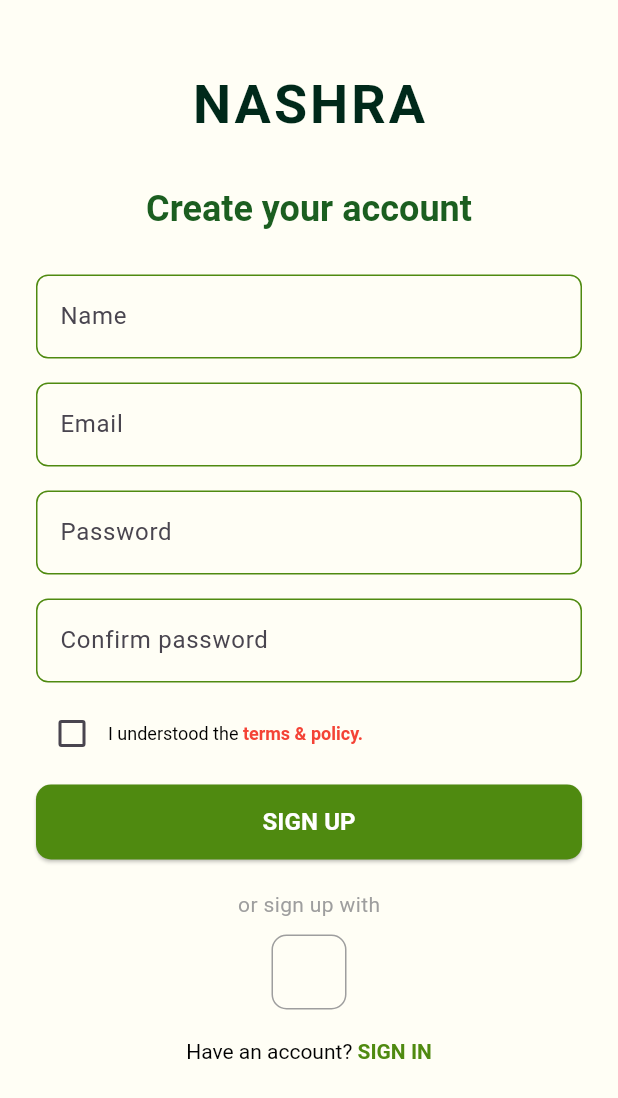
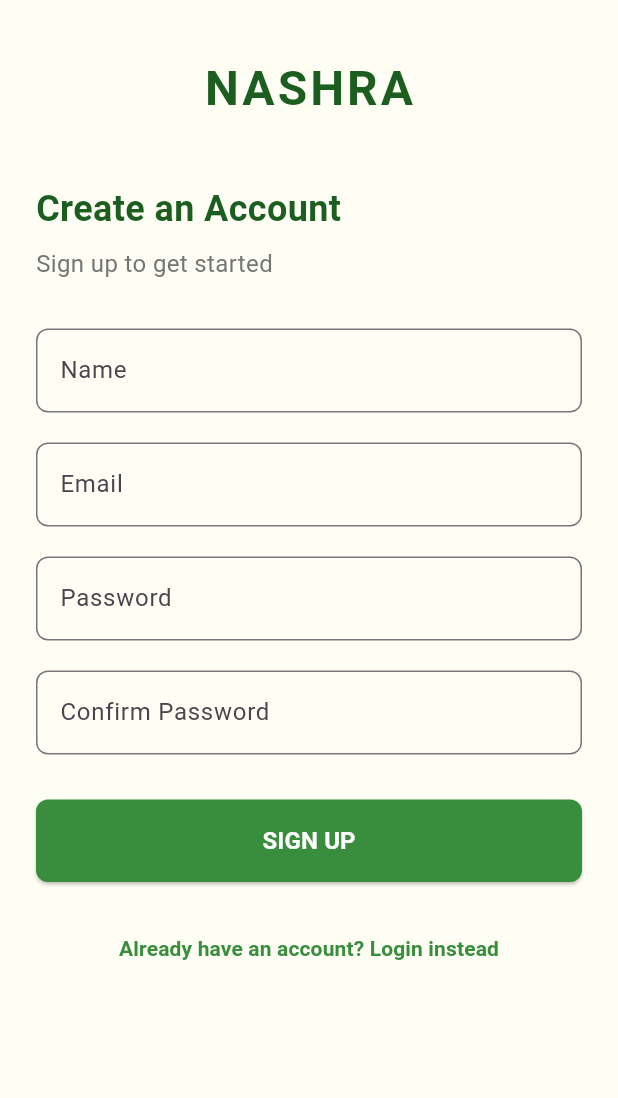
Before and after one commit to farahh212/Nashra-App, a Flutter app: the screen it shows after launch, after a tap on "SIGN UP", on a phone screen of 412 x 824 dp. Shown: the top 1098 px of the screen. Run offline on Flutter 3.47's test engine with Material 3 defaults, Android fonts, the light colour scheme and no system bars; our stand-ins replace cloud_firestore, firebase_auth, firebase_core; missing offline and left inert: firebase_app_check; accounts and stored records are empty; network calls fail.

Commit message:
sidebars+updated auth+advertisment1

```diff
--- a/lib/login.dart
+++ b/lib/login.dart
@@ -1,44 +1,90 @@
 import 'package:firebase_auth/firebase_auth.dart';
 import 'package:flutter/material.dart';
-import 'signup.dart'; // You must have a signup.dart file
+import 'package:nashra_project2/screens/announcements.dart';
+import 'providers/authProvider.dart' as my_auth;
+import 'package:provider/provider.dart';
+
 
 class LoginPage extends StatefulWidget {
+  final int authenticationMode; // 0 for login, 1 for signup
+
+  LoginPage({Key? key, this.authenticationMode = 0}) : super(key: key);
+
   @override
   _LoginPageState createState() => _LoginPageState();
 }
 
 class _LoginPageState extends State<LoginPage> {
+  late int authenticationMode;
+
   final _emailController = TextEditingController();
   final _passwordController = TextEditingController();
+  final _confirmPasswordController = TextEditingController(); // For signup only
+  final _nameController = TextEditingController(); // For signup only
 
-  // Function to handle login
-  Future<void> _login() async {
-    try {
-      await FirebaseAuth.instance.signInWithEmailAndPassword(
-        email: _emailController.text,
-        password: _passwordController.text,
-      );
-      ScaffoldMessenger.of(context).showSnackBar(
-        SnackBar(content: Text('Login Successful!')),
-      );
-      // TODO: Navigate to home page after successful login
-    } catch (e) {
-      ScaffoldMessenger.of(context).showSnackBar(
-        SnackBar(content: Text('Error: ${e.toString()}')),
+  @override
+  void initState() {
+    super.initState();
+    authenticationMode = widget.authenticationMode;
+  }
+
+  Future<void> loginORsignup() async {
+    //Signup mode
+    if (authenticationMode == 1){
+
+      var successOrError = await Provider.of<my_auth.AuthProvider>(context, listen: false).signup(
+      em: _emailController.text.trim(),
+      pass: _passwordController.text,
+    );
+
+    if(successOrError == "Signup successful!"){
+      Navigator.of(context).pushReplacement(
+        MaterialPageRoute(builder: (context) => LoginPage(authenticationMode: 0)), // Pass authenticationMode as 0 for login
       );
     }
+    else{
+      ScaffoldMessenger.of(context).showSnackBar(
+        SnackBar(content: Text(successOrError)),
+      );
+    }
+    }
+    // Login mode
+    else{
+      var successOrError = await Provider.of<my_auth.AuthProvider>(context, listen: false).login(
+      em: _emailController.text.trim(),
+      pass: _passwordController.text,
+    );
+    if(successOrError == "Login successful!"){
+      Navigator.of(context).pushReplacement(
+        MaterialPageRoute(builder: (context) => Announcements()), // Pass authenticationMode as 0 for login
+      );
+    }
+    else{
+      ScaffoldMessenger.of(context).showSnackBar(
+        SnackBar(content: Text(successOrError)),
+      );
+
+    }
+
+  }
+  }
+
+  void toggleAuthMode() {
+    setState(() {
+      authenticationMode = authenticationMode == 0 ? 1 : 0;
+    });
   }
 
   @override
   Widget build(BuildContext context) {
     return Scaffold(
-        backgroundColor: Color(0xFFFFFEF5),      body: SafeArea(
+      backgroundColor: Color(0xFFFFFEF5),
+      body: SafeArea(
         child: SingleChildScrollView(
           padding: EdgeInsets.symmetric(horizontal: 24, vertical: 36),
           child: Column(
             crossAxisAlignment: CrossAxisAlignment.start,
             children: [
-              // Logo or App Name
               Center(
                 child: Text(
                   'NASHRA',
@@ -51,10 +97,8 @@ class _LoginPageState extends State<LoginPage> {
                 ),
               ),
               SizedBox(height: 40),
-
-              // Title
               Text(
-                'Welcome Back,',
+                authenticationMode == 0 ? 'Welcome Back,' : 'Create an Account',
                 style: TextStyle(
                   fontSize: 24,
                   fontWeight: FontWeight.bold,
@@ -63,15 +107,27 @@ class _LoginPageState extends State<LoginPage> {
               ),
               SizedBox(height: 8),
               Text(
-                'Login to your account',
+                authenticationMode == 0
+                    ? 'Login to your account'
+                    : 'Sign up to get started',
                 style: TextStyle(
                   fontSize: 16,
                   color: Colors.grey[600],
                 ),
               ),
               SizedBox(height: 32),
-
-              // Email Field
+              if (authenticationMode == 1)
+                TextField(
+                  controller: _nameController,
+                  decoration: InputDecoration(
+                    labelText: 'Name',
+                    hintText: 'ex: Ali Ahmed',
+                    border: OutlineInputBorder(
+                      borderRadius: BorderRadius.circular(8),
+                    ),
+                  ),
+                ),
+              if (authenticationMode == 1) SizedBox(height: 20),
               TextField(
                 controller: _emailController,
                 decoration: InputDecoration(
@@ -83,8 +139,6 @@ class _LoginPageState extends State<LoginPage> {
                 ),
               ),
               SizedBox(height: 20),
-
-              // Password Field
               TextField(
                 controller: _passwordController,
                 obscureText: true,
@@ -96,13 +150,24 @@ class _LoginPageState extends State<LoginPage> {
                   ),
                 ),
               ),
-              SizedBox(height: 30),
-
-              // Login Button
+              SizedBox(height: 20),
+              if (authenticationMode == 1)
+                TextField(
+                  controller: _confirmPasswordController,
+                  obscureText: true,
+                  decoration: InputDecoration(
+                    labelText: 'Confirm Password',
+                    hintText: '********',
+                    border: OutlineInputBorder(
+                      borderRadius: BorderRadius.circular(8),
+                    ),
+                  ),
+                ),
+              if (authenticationMode == 1) SizedBox(height: 30),
               SizedBox(
                 width: double.infinity,
                 child: ElevatedButton(
-                  onPressed: _login,
+                  onPressed: loginORsignup,
                   style: ElevatedButton.styleFrom(
                     backgroundColor: Colors.green[700],
                     padding: EdgeInsets.symmetric(vertical: 16),
@@ -111,35 +176,28 @@ class _LoginPageState extends State<LoginPage> {
                     ),
                   ),
                   child: Text(
-                    'LOGIN',
-                    style: TextStyle(fontSize: 16, fontWeight: FontWeight.bold, color: Colors.white),
+                    authenticationMode == 0 ? 'LOGIN' : 'SIGN UP',
+                    style: TextStyle(
+                      fontSize: 16,
+                      fontWeight: FontWeight.bold,
+                      color: Colors.white,
+                    ),
                   ),
                 ),
               ),
-
               SizedBox(height: 20),
-
-              // Signup redirect
-              Center(
-                child: GestureDetector(
-                  onTap: () {
-                    Navigator.push(
-                      context,
-                      MaterialPageRoute(builder: (context) => SignUpPage()),
-                    );
-                  },
-                  child: RichText(
-                  text: TextSpan(
-                    text: 'Dont have an account? ',
-                    style: TextStyle(color: Colors.black),
-                    children: [
-                      TextSpan(
-                        text: 'SIGN UP',
-                        style: TextStyle(color: Color(0xFF4F8A10), fontWeight: FontWeight.bold),
-                      ),
-                    ],
+              TextButton(
+                onPressed: toggleAuthMode,
+                child: Center(
+                  child: Text(
+                    authenticationMode == 0
+                        ? 'Don\'t have an account? Sign up instead'
+                        : 'Already have an account? Login instead',
+                    style: TextStyle(
+                      color: Colors.green[700],
+                      fontWeight: FontWeight.bold,
+                    ),
                   ),
-                ),
                 ),
               ),
             ],
--- a/lib/main.dart
+++ b/lib/main.dart
@@ -2,34 +2,55 @@ import 'package:flutter/material.dart';
 import 'package:firebase_core/firebase_core.dart';
 import 'package:firebase_auth/firebase_auth.dart';
 import 'package:firebase_app_check/firebase_app_check.dart';
-import 'firebase_options.dart'; // Ensure this exists
-import 'package:firebase_app_check/firebase_app_check.dart';
-import 'login.dart'; // Ensure this exists
-import 'signup.dart'; // Ensure this exists
-import 'startup.dart'; // Ensure this exists
+import 'package:nashra_project2/screens/advertisement_screen.dart';
+import 'firebase_options.dart';
+
+import 'login.dart';
+import 'startup.dart';
+import 'screens/announcements.dart';
+
+import 'package:nashra_project2/providers/authProvider.dart' as my_auth;
+import 'package:provider/provider.dart';
 
 Future<void> main() async {
   WidgetsFlutterBinding.ensureInitialized();
+
   await Firebase.initializeApp(
     options: DefaultFirebaseOptions.currentPlatform,
   );
 
   await FirebaseAppCheck.instance.activate(
-    androidProvider: AndroidProvider.debug, // Use debug provider
+    androidProvider: AndroidProvider.debug,
     appleProvider: AppleProvider.debug,
   );
 
-  runApp(MyApp());
+  runApp(const MyApp());
 }
 
+class MyApp extends StatelessWidget {
+  const MyApp({super.key});
 
-
-class MyApp extends StatelessWidget {
   @override
   Widget build(BuildContext context) {
-    return MaterialApp(
-      title: 'Nashra Project',
-      home: StartUp(), // Change to SignUpPage to test Sign Up
+    return MultiProvider(
+      providers: [
+        ChangeNotifierProvider(create: (_) => my_auth.AuthProvider()),
+      ],
+      child: MaterialApp(
+        debugShowCheckedModeBanner: false,
+        title: 'Nashra Project',
+        theme: ThemeData(
+          primarySwatch: Colors.green,
+          visualDensity: VisualDensity.adaptivePlatformDensity,
+        ),
+        home: StartUp(), // Initial route logic
+        routes: {
+          '/advertisement': (context) => AdvertisementScreen(),
+          '/announcements': (context) => Announcements(),
+          '/login': (context) => LoginPage(),
+          // Add more routes as needed
+        },
+      ),
     );
   }
 }
--- a/lib/models/event.dart
+++ b/lib/models/event.dart
@@ -35,7 +35,7 @@ class Event {
       description: map['description'],
       date: DateTime.parse(map['date']),
       location: map['location'],
-      attendees: List<String>.from(map['attendees'] ?? []),
+      // attendees: List<String>.from(map['attendees'] ?? []),
     );
   }
 }
--- a/lib/models/poll.dart
+++ b/lib/models/poll.dart
@@ -33,7 +33,7 @@ class Poll {
       id: id,
       question: map['question'],
       options: List<String>.from(map['options']),
-      votes: Map<String, int>.from(map['votes'] ?? {}),
+      // votes: Map<String, int>.from(map['votes'] ?? {}),
       createdAt: DateTime.parse(map['createdAt']),
       endDate: DateTime.parse(map['endDate']),
     );
--- a/lib/startup.dart
+++ b/lib/startup.dart
@@ -50,7 +50,7 @@ class StartUp extends StatelessWidget {
                   onPressed: () {
                     Navigator.push(
                       context,
-                      MaterialPageRoute(builder: (context) => SignUpPage()),
+                      MaterialPageRoute(builder: (context) => LoginPage(authenticationMode: 1)), // Pass authenticationMode as 1 for sign up
                     );
                   },
                   style: ElevatedButton.styleFrom(
@@ -77,7 +77,7 @@ class StartUp extends StatelessWidget {
                   onPressed: () {
                     Navigator.push(
                       context,
-                      MaterialPageRoute(builder: (context) => LoginPage()),
+                      MaterialPageRoute(builder: (context) => LoginPage(authenticationMode: 0)), // Pass authenticationMode as 0 for login
                     );
                   },
                   style: ElevatedButton.styleFrom(
--- a/lib/utils/constants.dart
+++ b/lib/utils/constants.dart
@@ -9,7 +9,7 @@ class AppConstants {
   static const String pollsCollection = 'polls';
   static const String messagesCollection = 'messages';
   static const String chatsCollection = 'chats';
-  static const String advertisementsCollection = 'advertisements';
+  static const String advertisementsCollection = 'advertisement';
   static const String reportsCollection = 'reports';
   static const String emergencyNumbersCollection = 'emergency_numbers';
   static const String commentsCollection = 'comments';
--- a/pubspec.yaml
+++ b/pubspec.yaml
@@ -35,11 +35,14 @@ dependencies:
   firebase_app_check: ^0.2.1+6 # Use the latest version
 
 
+
+
   # The following adds the Cupertino Icons font to your application.
   # Use with the CupertinoIcons class for iOS style icons.
   cupertino_icons: ^1.0.8
   cloud_firestore: ^4.17.5
-  provider: ^6.1.4
+  provider: ^6.1.5 # Use the latest version
+  http: ^0.13.6
 
 dev_dependencies:
   flutter_test:
```
Also changed, not shown: lib/Sidebars/CitizenSidebar.dart (added, +77 -0 lines), lib/providers/authProvider.dart (added, +124 -0 lines), lib/screens/ad_card.dart (added, +34 -0 lines), lib/screens/advertisement_screen.dart (added, +46 -0 lines), lib/screens/announcements.dart (added, +104 -0 lines), lib/services/advertisement_services.dart (added, +18 -0 lines), lib/Sidebars/govSidebar.dart (added), pubspec.lock, 125 other files.
